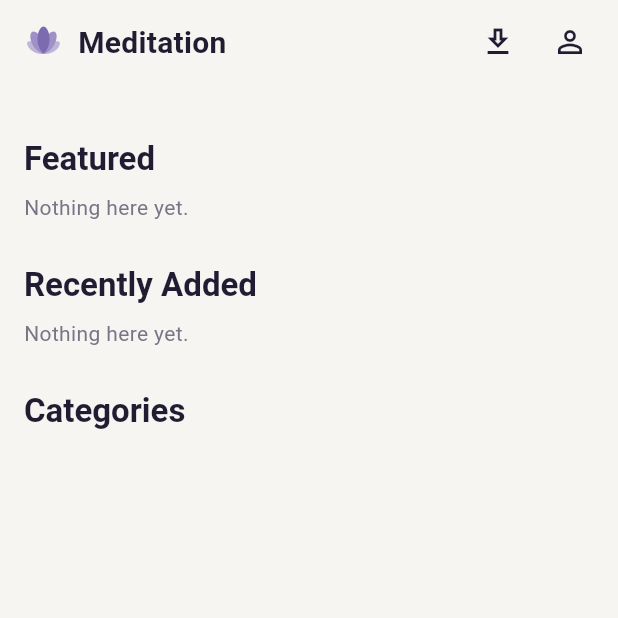
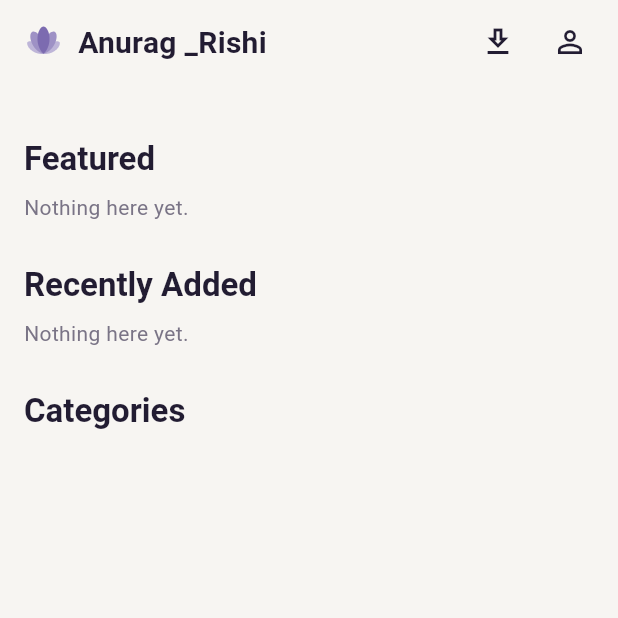
Before and after one commit to cyberking-coder/Rishi_app2, a Flutter app: the screen it shows once a user with an empty profile is signed in, on a phone screen of 412 x 824 dp, the top half of it. Run offline on Flutter 3.47's test engine with Material 3 defaults, Android fonts, the phone set to English and light mode, and no system bars; our stand-ins replace audio_service, device_info_plus, flutter_riverpod, flutter_secure_storage, go_router, just_audio and 1 more; missing offline and left inert: pointycastle; accounts and stored records are empty.

Commit message:
Rename app to 'Anurag _Rishi'
Update launcher label (manifest + strings.xml), AppConfig.appName, and
the home screen header.

Co-Authored-By: Claude Opus 4.8 <noreply@anthropic.com>
Claude-Session: https://claude.ai/code/session_01RGb8yEEt9J4juZUSabzN3b

```diff
--- a/mobile_app/lib/core/config/app_config.dart
+++ b/mobile_app/lib/core/config/app_config.dart
@@ -13,7 +13,7 @@ class AppConfig {
   static const supabaseAnonKey =
       'eyJhbGciOiJIUzI1NiIsInR5cCI6IkpXVCJ9.eyJpc3MiOiJzdXBhYmFzZSIsInJlZiI6Imd6Y2FucW92cWlyYXJuY3VscWpxIiwicm9sZSI6ImFub24iLCJpYXQiOjE3ODE4MzcwMTgsImV4cCI6MjA5NzQxMzAxOH0.dYb9l9LkBRa5oVnElSswOEIJB_EeE51nBGsWGwr1ZEM';
 
-  static const appName = 'Meditation App';
+  static const appName = 'Anurag _Rishi';
   static const audioChannelId = 'com.meditation.app.audio.channel';
   static const audioChannelName = 'Meditation Audio';
 }
--- a/mobile_app/lib/features/home/presentation/screens/home_screen.dart
+++ b/mobile_app/lib/features/home/presentation/screens/home_screen.dart
@@ -36,7 +36,7 @@ class HomeScreen extends ConsumerWidget {
                 const LotusLogo(size: 26),
                 const SizedBox(width: 10),
                 Text(
-                  'Meditation',
+                  'Anurag _Rishi',
                   style: TextStyle(
                     fontWeight: FontWeight.w700,
                     fontSize: 20,
```
Also changed, not shown: 2 other files.
